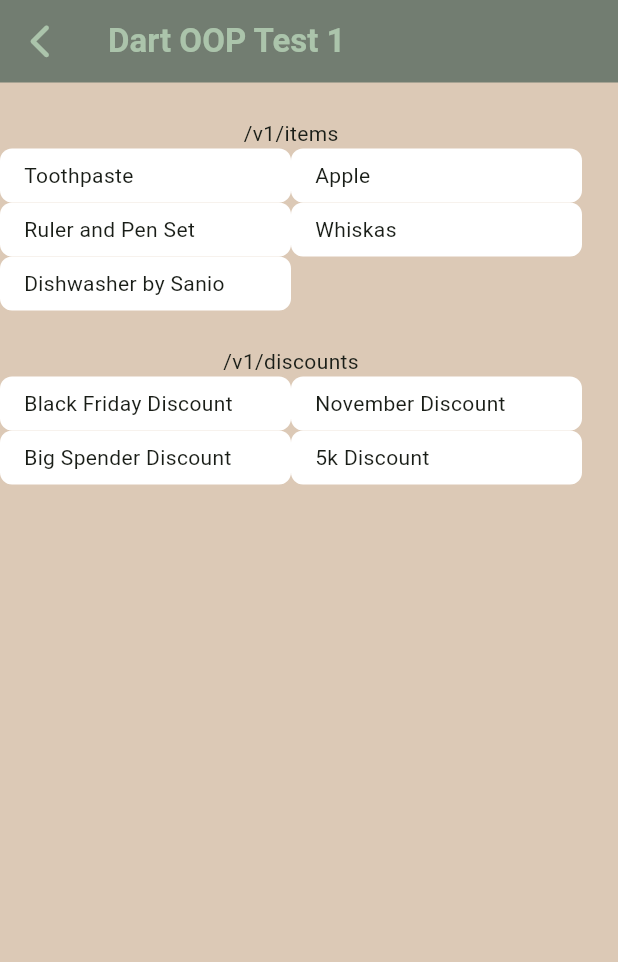
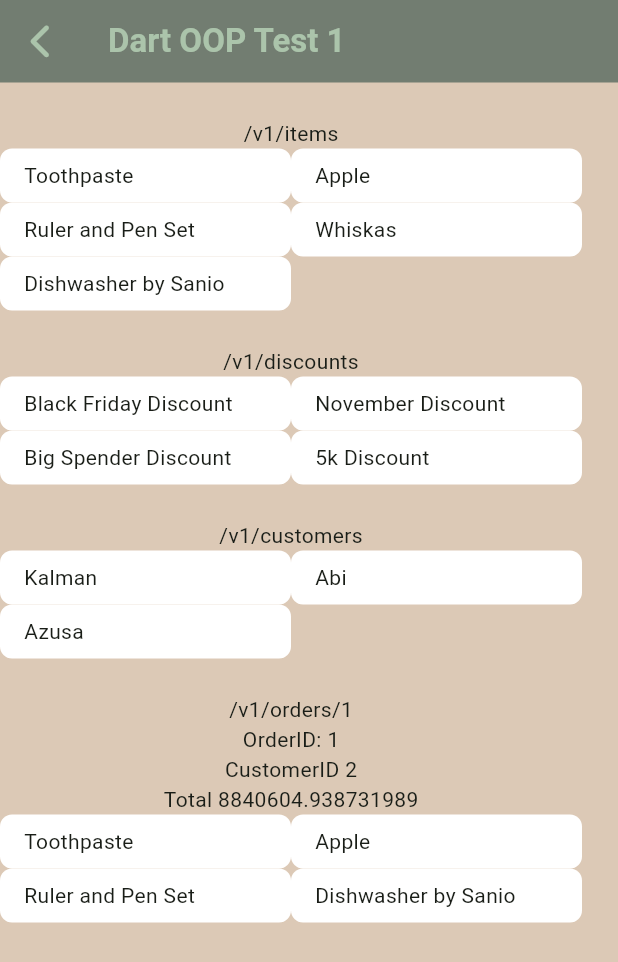
Before and after one commit to DanielAgustian/test-flutter-gluon, a Flutter app: the DartOOP1Screen screen opened by its route, on a phone screen of 412 x 824 dp. Shown: the top 962 px of the screen. Run offline on Flutter 3.47's test engine with Material 3 defaults, Android fonts, the phone set to English and light mode, and no system bars; our stand-ins replace dartz, flutter_riverpod, fluttertoast, font_awesome_flutter, go_router.

Commit message:
feat: done

```diff
--- a/assets/json/all-discount.json
+++ b/assets/json/all-discount.json
@@ -16,13 +16,13 @@
             "value": "15000",
             "category": "loyalty",
             "loyaltyDiscountCriteria": "orderCount",
-            "loyaltyDiscountCriteriaValue": "5"
+            "loyaltyDiscountCriteriaValue": "1"
         },
         {
             "id": 3,
             "name": "Big Spender Discount",
             "type": "percentage",
-            "value": "8%",
+            "value": "8",
             "category": "loyalty",
             "loyaltyDiscountCriteria": "orderTotal",
             "loyaltyDiscountCriteriaValue": "1000000"
--- /dev/null
+++ b/lib/constant/other_constant.dart
@@ -0,0 +1,4 @@
+class OtherConstant{
+  final double vat =  11;
+
+}
--- a/lib/data/model/all_discount_model.dart
+++ b/lib/data/model/all_discount_model.dart
@@ -1,12 +1,12 @@
 import 'dart:convert';
 
-import 'package:test_flutter_gluon/data/model/base_model.dart';
+import 'package:test_flutter_gluon/data/model/discount_items_model.dart';
+import 'package:test_flutter_gluon/data/model/items_model.dart';
 
-class AllDiscountModel implements BaseClass {
+class AllDiscountModel extends DiscountItemsModel {
   int id;
   String name;
-  String type;
-  String value;
+
   String category;
   String? loyaltyDiscountCriteria;
   String? loyaltyDiscountCriteriaValue;
@@ -14,8 +14,8 @@ class AllDiscountModel implements BaseClass {
   AllDiscountModel({
     required this.id,
     required this.name,
-    required this.type,
-    required this.value,
+    required super.type,
+    required super.value,
     required this.category,
     this.loyaltyDiscountCriteria,
     this.loyaltyDiscountCriteriaValue,
@@ -32,6 +32,7 @@ class AllDiscountModel implements BaseClass {
       loyaltyDiscountCriteriaValue: map['loyaltyDiscountCriteriaValue'],
     );
   }
+  @override
   Map<String, dynamic> toJson() {
     return {
       "id": id,
@@ -48,4 +49,44 @@ class AllDiscountModel implements BaseClass {
   String toString() {
     return jsonEncode(toJson());
   }
+
+  double? getNumLoyaltyLimit() {
+    if (loyaltyDiscountCriteriaValue != null) {
+      return double.parse(loyaltyDiscountCriteriaValue!);
+    }
+    return null;
+  }
+
+  @override
+  double calculateDiscount(double price, {int itemsTotal = 0}) {
+    switch (category) {
+      case "productCategory":
+        return super.calculateDiscount(price);
+      case "loyalty":
+        print("------ Loyalty -------------" + name);
+        if (getNumLoyaltyLimit() == null) {
+          return price;
+        }
+        switch (loyaltyDiscountCriteria) {
+          case "orderTotal":
+            if (price >= getNumLoyaltyLimit()!) {
+              return super.calculateDiscount(price);
+            } else {
+              return price;
+            }
+          case "orderCount":
+            print("ITEMS TOTAL" + itemsTotal.toString());
+            print(getNumLoyaltyLimit());
+            if (itemsTotal >= getNumLoyaltyLimit()!) {
+              return super.calculateDiscount(price);
+            } else {
+              return price;
+            }
+          default:
+            return price;
+        }
+      default:
+        return price;
+    }
+  }
 }
--- a/lib/data/model/base_model.dart
+++ /dev/null
@@ -1,2 +0,0 @@
-abstract class BaseClass{
-}
--- a/lib/data/model/customer_list_model.dart
+++ b/lib/data/model/customer_list_model.dart
@@ -1,6 +1,7 @@
-import 'package:test_flutter_gluon/data/model/base_model.dart';
 
-class CustomerListModel implements BaseClass {
+import 'dart:convert';
+
+class CustomerListModel  {
   int id;
   String name;
 
@@ -17,5 +18,14 @@ class CustomerListModel implements BaseClass {
     );
   }
 
-
+  Map<String, dynamic> toJson(){
+    return {
+      "id": id,
+      "name": name
+    };
+  }
+  @override
+  String toString() {
+    return jsonEncode(toJson());
+  }
 }
--- a/lib/data/model/customer_model.dart
+++ b/lib/data/model/customer_model.dart
@@ -1,20 +1,21 @@
-import 'package:test_flutter_gluon/data/model/base_model.dart';
+import 'package:test_flutter_gluon/data/model/customer_list_model.dart';
 import 'package:test_flutter_gluon/data/model/items_model.dart';
 
-class CustomerModel implements BaseClass{
-  final int id;
+class CustomerModel extends CustomerListModel {
+  final int orderId;
   final int customerId;
   final List<ItemsModel> items;
   final DateTime date;
   final String status;
 
-  const CustomerModel({
-    required this.id,
+  CustomerModel({
+    required this.orderId,
     required this.customerId,
     required this.items,
     required this.date,
     required this.status,
-  });
+    required super.name,
+  }) : super(id: customerId);
 
   factory CustomerModel.fromJson(Map<String, dynamic> map) {
     List<ItemsModel> items = [];
@@ -23,11 +24,36 @@ class CustomerModel implements BaseClass{
       items = listItems.map((e) => ItemsModel.fromJson(e)).toList();
     }
     return CustomerModel(
-      id: map["id"] as int,
+      orderId: map["id"] as int,
       customerId: map["customerId"] as int,
       items: items,
       date: map["date"] == null ? DateTime(0) : DateTime.parse(map["date"]),
       status: map['status'],
+      name: map['name'] ?? "",
     );
   }
+
+  @override
+  Map<String, dynamic> toJson() {
+    return {
+      'id': orderId,
+      'customerId': customerId,
+      'items': items.map((item) => item.toJson()).toList(),
+      'date': date.toIso8601String(),
+      'status': status,
+      'name': name,
+    };
+  }
+
+  double totalPrice() {
+    double total = 0;
+    for (ItemsModel item in items) {
+      total = total += item.getTruePrice();
+    }
+    return total;
+  }
+
+  int itemsCount(){
+    return items.length;
+  }
 }
--- /dev/null
+++ b/lib/data/model/discount_items_model.dart
@@ -0,0 +1,33 @@
+class DiscountItemsModel {
+  String type;
+  String value;
+
+  DiscountItemsModel({required this.type, required this.value});
+
+  factory DiscountItemsModel.fromJson(Map<String, dynamic> map) {
+    return DiscountItemsModel(
+        type: map["type"] ?? "", value: map["value"] ?? "");
+  }
+
+  Map<String, dynamic> toJson() {
+    return {
+      'type': type,
+      'value': value,
+    };
+  }
+
+  double getValue() {
+    return double.parse(value);
+  }
+
+  double calculateDiscount(double price) {
+    switch (type) {
+      case "percentage":
+        return price * (100 - getValue()) * 0.01;
+      case "fixed":
+        return price - getValue();
+      default:
+        return price;
+    }
+  }
+}
--- a/lib/data/model/items_model.dart
+++ b/lib/data/model/items_model.dart
@@ -1,9 +1,8 @@
 import 'dart:convert';
+import 'package:test_flutter_gluon/data/enum/category_enum.dart';
+import 'package:test_flutter_gluon/data/model/discount_items_model.dart';
 
-import 'package:test_flutter_gluon/data/enum/category_enum.dart';
-import 'package:test_flutter_gluon/data/model/base_model.dart';
-
-class ItemsModel implements BaseClass{
+class ItemsModel {
   int id;
   String name;
   CategoryEnum category;
@@ -34,8 +33,8 @@ class ItemsModel implements BaseClass{
 
   factory ItemsModel.fromJson(Map<String, dynamic> map) {
     List<DiscountItemsModel> mapDiscount = [];
-    if (map['notifications'] != null) {
-      var listDiscount = List.from(map['notifications']).toList();
+    if (map['discounts'] != null) {
+      var listDiscount = List.from(map['discounts']).toList();
       mapDiscount =
           listDiscount.map((e) => DiscountItemsModel.fromJson(e)).toList();
     }
@@ -75,26 +74,27 @@ class ItemsModel implements BaseClass{
       'discounts': discounts.map((discount) => discount.toJson()).toList(),
     };
   }
+
   @override
   String toString() {
     return jsonEncode(toJson());
   }
-}
 
-class DiscountItemsModel {
-  String type;
-  String value;
-
-  DiscountItemsModel({required this.type, required this.value});
-
-  factory DiscountItemsModel.fromJson(Map<String, dynamic> map) {
-    return DiscountItemsModel(
-        type: map["type"] ?? "", value: map["value"] ?? "");
-  }
-  Map<String, dynamic> toJson() {
-    return {
-      'type': type,
-      'value': value,
-    };
+  double getTruePrice() {
+    double percentage = 0, fixed = 0;
+    double currPrice = double.parse(price);
+    for (var discount in discounts) {
+      if (discount.type == 'percentage') {
+        percentage += double.parse(discount.value);
+      } else {
+        fixed += double.parse(discount.value);
+      }
+    }
+    double decPercent = (100 - percentage) / 100;
+    var result = (currPrice * decPercent) - fixed;
+    if (result < 0) {
+      result = 0;
+    }
+    return result;
   }
 }
--- a/lib/data/sources/customer/customer_source.dart
+++ b/lib/data/sources/customer/customer_source.dart
@@ -35,6 +35,6 @@ class CustomerSource implements CustomerSourceInterface {
     if (json == null) {
       return ServiceResponse.error(NoDataError());
     }
-    return responseToModels(CustomerModel.fromJson, json['data']);
+    return responseToModels(CustomerModel.fromJson, json);
   }
 }
--- a/lib/data/sources/customer/customer_source_interface.dart
+++ b/lib/data/sources/customer/customer_source_interface.dart
@@ -1,8 +1,13 @@
+import 'package:flutter_riverpod/flutter_riverpod.dart';
 import 'package:test_flutter_gluon/data/model/customer_list_model.dart';
 import 'package:test_flutter_gluon/data/model/customer_model.dart';
 import 'package:test_flutter_gluon/data/model/service_response.dart';
+import 'package:test_flutter_gluon/data/sources/customer/customer_source.dart';
 
 abstract class CustomerSourceInterface {
   Future<ServiceResponse<List<CustomerListModel>>> getCustomers();
   Future<ServiceResponse<CustomerModel>> getCustomersById(int id);
 }
+
+final customerSourceProvider =
+    Provider<CustomerSourceInterface>((ref) => CustomerSource());
--- a/lib/screen/dart_oop1_screen.dart
+++ b/lib/screen/dart_oop1_screen.dart
@@ -5,9 +5,11 @@ import 'package:flutter/material.dart';
 import 'package:flutter_riverpod/flutter_riverpod.dart';
 import 'package:test_flutter_gluon/constant/api_constant.dart';
 import 'package:test_flutter_gluon/constant/color_constant.dart';
+import 'package:test_flutter_gluon/constant/other_constant.dart';
 import 'package:test_flutter_gluon/constant/text_constant.dart';
 import 'package:test_flutter_gluon/data/model/all_discount_model.dart';
-import 'package:test_flutter_gluon/data/model/base_model.dart';
+import 'package:test_flutter_gluon/data/model/customer_list_model.dart';
+import 'package:test_flutter_gluon/data/model/customer_model.dart';
 import 'package:test_flutter_gluon/data/model/items_model.dart';
 import 'package:test_flutter_gluon/data/model/service_response.dart';
 import 'package:test_flutter_gluon/screen/riverpods/dart__oop1_presenter.dart';
@@ -26,11 +28,15 @@ class DartOOP1Screen extends ConsumerStatefulWidget {
 class _DartOOP1ScreenState extends ConsumerState<DartOOP1Screen> {
   late AsyncValue<ServiceResponse<List<ItemsModel>>> getAllItems;
   late AsyncValue<ServiceResponse<List<AllDiscountModel>>> getAllDiscount;
-
+  late AsyncValue<ServiceResponse<List<CustomerListModel>>> getAllCustomers;
+  late AsyncValue<ServiceResponse<CustomerModel>> getOrdersbyCustomer;
+  int id = 1; //for simple example
   @override
   Widget build(BuildContext context) {
     getAllItems = ref.watch(getAllItemsProvider);
     getAllDiscount = ref.watch(getAllDiscountProvider);
+    getAllCustomers = ref.watch(getAllCustomersProvider);
+    getOrdersbyCustomer = ref.watch(getOrderByCustomerProvider(id));
     return Scaffold(
       backgroundColor: ColorConstant().colorBg,
       appBar: GluonAppbar(
@@ -54,9 +60,50 @@ class _DartOOP1ScreenState extends ConsumerState<DartOOP1Screen> {
                 error: error,
                 loading: () => const CircularProgressIndicator()),
             const GluonMargin(type: MarginSize.large),
+            const Text(APIConstant.getAllCustomers),
+            getAllCustomers.when(
+                data: dataList,
+                error: error,
+                loading: () => const CircularProgressIndicator()),
+            const GluonMargin(type: MarginSize.large),
+            Text(APIConstant.getOrdersbyCustomer(id)),
+            getOrdersbyCustomer.when(
+                data: printDataOrders,
+                error: error,
+                loading: () => const CircularProgressIndicator()),
+            const GluonMargin(type: MarginSize.large),
           ],
         ),
       ),
+    );
+  }
+
+  Widget printDataOrders(ServiceResponse<CustomerModel> data) {
+    if (data.isFailed) {
+      return GluonErrorWidget(message: data.onFailed().message);
+    }
+    final refDiscountData = ref.read(getAllDiscountProvider);
+    var discountData = refDiscountData.asData;
+    if (discountData == null) {
+      return const GluonErrorWidget(message: "Cannot calculate discount");
+    }
+    ServiceResponse<List<AllDiscountModel>> listDiscount = discountData.value;
+    var res = data.onSuccess();
+    double totalItemsPrice =  logicToCalculateResult(res, listDiscount);
+
+    return Column(
+      mainAxisSize: MainAxisSize.min,
+      children: [
+        Text("OrderID: ${res.orderId}"),
+        Text("CustomerID ${res.customerId}"),
+        Text("Total $totalItemsPrice"),
+        Wrap(
+          children: [
+            ...res.items.map((e) => GluonListChild(
+                data: jsonEncode(e.toJson()), title: e.name, context: context))
+          ],
+        )
+      ],
     );
   }
 
@@ -75,25 +122,22 @@ class _DartOOP1ScreenState extends ConsumerState<DartOOP1Screen> {
     );
   }
 
-  // Widget dataAllDiscount(ServiceResponse<List<dynamic>> data) {
-  //   if (data.isFailed) {
-  //     return GluonErrorWidget(message: data.onFailed().message);
-  //   }
-  //   var res = data.onSuccess();
-  //   return Wrap(
-  //     children: [
-  //       ...res.map((e) => GluonListChild(
-  //             data: e.toString(),
-  //             title: e.name,
-  //             context: context,
-  //           ))
-  //     ],
-  //   );
-  // }
-
   Widget error(Object obj, StackTrace trace) {
     return GluonErrorWidget(
       message: trace.toString(),
     );
   }
+
+  double logicToCalculateResult(CustomerModel res,
+      ServiceResponse<List<AllDiscountModel>> listDiscount) {
+    var resDiscount = listDiscount.onSuccess();
+    var totalItemsPrice = res.totalPrice();
+
+    for (var discount in resDiscount) {
+      totalItemsPrice = discount.calculateDiscount(totalItemsPrice,
+          itemsTotal: res.items.length);
+    }
+    totalItemsPrice = (100 + OtherConstant().vat) * totalItemsPrice * 0.01;
+    return totalItemsPrice;
+  }
 }
--- a/lib/screen/riverpods/dart__oop1_presenter.dart
+++ b/lib/screen/riverpods/dart__oop1_presenter.dart
@@ -1,8 +1,11 @@
 import 'package:flutter_riverpod/flutter_riverpod.dart';
 import 'package:test_flutter_gluon/data/model/all_discount_model.dart';
+import 'package:test_flutter_gluon/data/model/customer_list_model.dart';
+import 'package:test_flutter_gluon/data/model/customer_model.dart';
 import 'package:test_flutter_gluon/data/model/items_model.dart';
 import 'package:test_flutter_gluon/data/model/service_response.dart';
 import 'package:test_flutter_gluon/data/sources/customer/customer_source.dart';
+import 'package:test_flutter_gluon/data/sources/customer/customer_source_interface.dart';
 import 'package:test_flutter_gluon/data/sources/discount/discount_source.dart';
 import 'package:test_flutter_gluon/data/sources/discount/discount_source_interface.dart';
 import 'package:test_flutter_gluon/data/sources/items/items_source.dart';
@@ -13,6 +16,16 @@ final getAllItemsProvider =
   return ref.watch(itemSourceProvider).getAllItems();
 });
 
-final getAllDiscountProvider = FutureProvider<ServiceResponse<List<AllDiscountModel>>>((ref){
+final getAllDiscountProvider =
+    FutureProvider<ServiceResponse<List<AllDiscountModel>>>((ref) {
   return ref.watch(discountProvider).getAllDiscount();
 });
+
+final getAllCustomersProvider =
+    FutureProvider<ServiceResponse<List<CustomerListModel>>>((ref) {
+  return ref.watch(customerSourceProvider).getCustomers();
+});
+
+final getOrderByCustomerProvider =
+    FutureProvider.family<ServiceResponse<CustomerModel>, int>(
+        (ref, id) => ref.watch(customerSourceProvider).getCustomersById(id));
--- a/lib/utils/mock_utils.dart
+++ b/lib/utils/mock_utils.dart
@@ -6,7 +6,6 @@ import 'package:test_flutter_gluon/constant/api_constant.dart';
 class MockUtils {
   Future<String?> mockAPICall(String files) async {
     var filesName = _getFilesFromAPILink(files);
-    print("Files: $filesName");
     if (filesName == null) {
       return null;
     }
@@ -15,6 +14,7 @@ class MockUtils {
           await rootBundle.loadString('assets/json/$filesName.json');
       return response;
     } catch (e) {
+      print(e);
       return null;
     }
   }
@@ -30,7 +30,7 @@ class MockUtils {
       return pathFiles;
     }
     if (files.contains('/v1/orders/')) {
-      return 'order-by-customer';
+      return 'orders-by-customer';
     }
     return null;
   }
```
Also changed, not shown: assets/json/all-items.json (+6 -2 lines), assets/json/orders-by-customer.json (added, +86 -0 lines).
